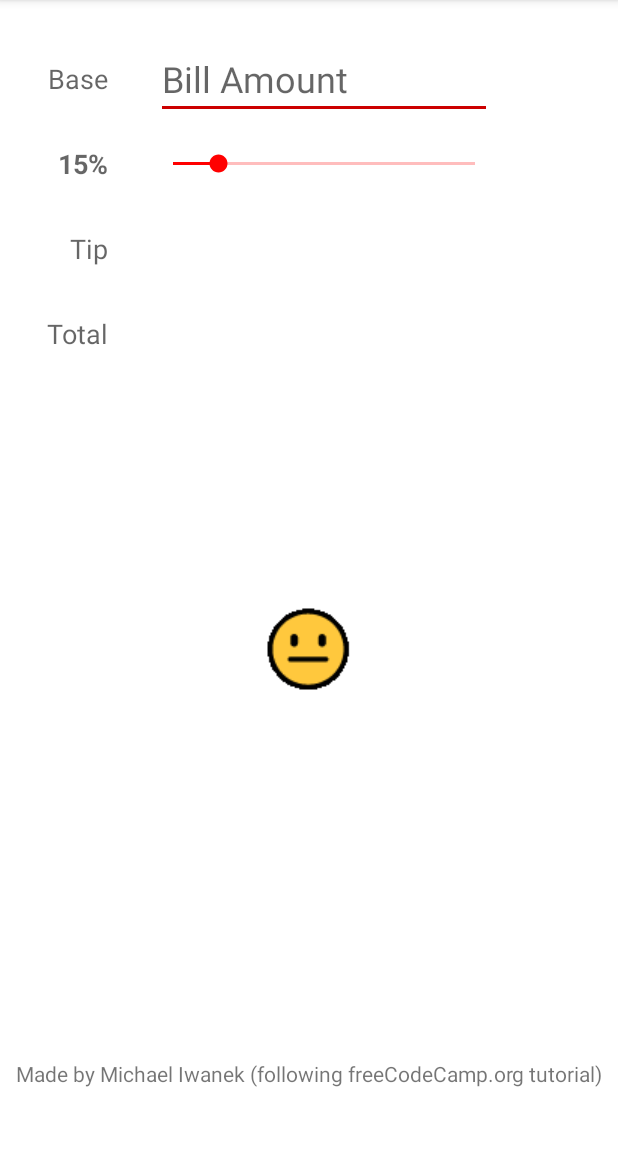
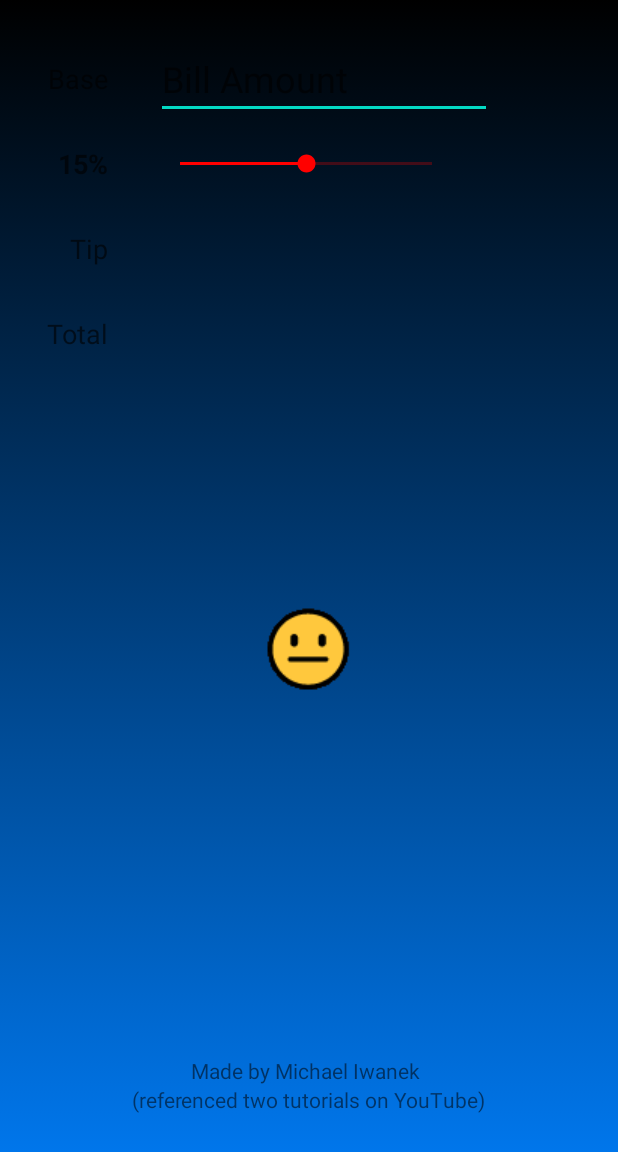
Before and after one commit to Mike11199/The-Big-Tipper, an Android app: the screen it shows after launch (MainActivity), on a phone screen of 412 x 824 dp, the part 84-1236 px from its top. Run offline under Robolectric (Android 15) with nearby library versions, the light colour scheme and no system bars.

Commit message:
Resetted to previous commit as changes (animated background) were crashing the app.

```diff
--- a/app/src/main/AndroidManifest.xml
+++ b/app/src/main/AndroidManifest.xml
@@ -11,6 +11,7 @@
         android:theme="@style/Theme.TheBigTipper">
         <activity
             android:name=".MainActivity"
+
             android:windowSoftInputMode="stateAlwaysHidden"
             android:exported="true">
             <intent-filter>
--- /dev/null
+++ b/app/src/main/res/drawable/background_1.xml
@@ -0,0 +1,14 @@
+<?xml version="1.0" encoding="utf-8"?>
+<selector xmlns:android="http://schemas.android.com/apk/res/android">
+    <item>
+        <shape>
+            <gradient
+                android:angle="20"
+                android:startColor="#000000"
+                android:endColor="#0076EB">
+
+
+            </gradient>
+        </shape>
+    </item>
+</selector>
--- /dev/null
+++ b/app/src/main/res/drawable/background_2.xml
@@ -0,0 +1,14 @@
+<?xml version="1.0" encoding="utf-8"?>
+<selector xmlns:android="http://schemas.android.com/apk/res/android">
+    <item>
+        <shape>
+            <gradient
+                android:angle="315"
+                android:startColor="#1d3557"
+                android:endColor="#e639">
+
+
+        </gradient>
+    </shape>
+</item>
+</selector>
--- /dev/null
+++ b/app/src/main/res/drawable/gradient_list.xml
@@ -0,0 +1,11 @@
+<?xml version="1.0" encoding="utf-8"?>
+<animation-list xmlns:android="http://schemas.android.com/apk/res/android">
+    <item
+        android:drawable="@drawable/background_1"
+        android:duration="5000"/>
+
+    <item
+        android:drawable="@drawable/background_2"
+        android:duration="5000"/>
+
+</animation-list>
--- a/app/src/main/res/layout/activity_main.xml
+++ b/app/src/main/res/layout/activity_main.xml
@@ -4,7 +4,13 @@
     xmlns:tools="http://schemas.android.com/tools"
     android:layout_width="match_parent"
     android:layout_height="match_parent"
-    tools:context=".MainActivity">
+    tools:context=".MainActivity"
+    android:background="@drawable/gradient_list"
+    android:id="@+id/mainLayout"
+    >
+    <!--    These two tags android background and android id set the background as the gradient list from res drawable-->
+
+
 
 
     <!--    views on the left side-->
@@ -59,8 +65,6 @@
         android:layout_marginStart="32dp"
         android:ems="8"
         android:hint="Bill Amount"
-        android:backgroundTint="@android:color/holo_red_dark"
-
         android:inputType="numberDecimal"
         android:textSize="24sp"
         app:layout_constraintBottom_toBottomOf="@+id/Base_Label"
@@ -69,11 +73,10 @@
 
     <SeekBar
         android:id="@+id/Tip_Seek_Bar"
-        android:layout_width="233dp"
-        android:layout_height="26dp"
-        android:max="100"
+        android:layout_width="200dp"
+        android:layout_height="wrap_content"
+        android:max="30"
         app:layout_constraintBottom_toBottomOf="@+id/Percent_Label"
-        app:layout_constraintEnd_toEndOf="@+id/Base_Amount"
         app:layout_constraintStart_toStartOf="@+id/Base_Amount"
         app:layout_constraintTop_toTopOf="@+id/Percent_Label" />
 
@@ -100,11 +103,22 @@
     <TextView
         android:id="@+id/tvFooter"
         android:layout_width="wrap_content"
-        android:layout_height="30dp"
-        android:layout_marginBottom="32dp"
-        android:text="Made by Michael Iwanek (following freeCodeCamp.org tutorial)"
+        android:layout_height="wrap_content"
+        android:text="Made by Michael Iwanek "
+        app:layout_constraintBottom_toTopOf="@+id/tvFooter2"
+        app:layout_constraintEnd_toEndOf="parent"
+        app:layout_constraintHorizontal_bias="0.498"
+        app:layout_constraintStart_toStartOf="parent" />
+
+    <TextView
+        android:id="@+id/tvFooter2"
+        android:layout_width="wrap_content"
+        android:layout_height="wrap_content"
+        android:layout_marginBottom="25dp"
+        android:text="(referenced two tutorials on YouTube)"
         app:layout_constraintBottom_toBottomOf="parent"
         app:layout_constraintEnd_toEndOf="parent"
+        app:layout_constraintHorizontal_bias="0.498"
         app:layout_constraintStart_toStartOf="parent" />
 
     <ImageView
--- a/app/src/main/res/values-night/themes.xml
+++ b/app/src/main/res/values-night/themes.xml
@@ -6,9 +6,9 @@
         <item name="colorPrimaryVariant">@color/purple_700</item>
         <item name="colorOnPrimary">@color/black</item>
         <!-- Secondary brand color. -->
-        <item name="colorSecondary">@color/Dark_Purple</item>
-        <item name="colorSecondaryVariant">@color/Dark_Purple</item>
-        <item name="colorOnSecondary">@color/Dark_Purple</item>
+        <item name="colorSecondary">@color/teal_200</item>
+        <item name="colorSecondaryVariant">@color/teal_200</item>
+        <item name="colorOnSecondary">@color/black</item>
         <!-- Status bar color. -->
         <item name="android:statusBarColor" tools:targetApi="l">?attr/colorPrimaryVariant</item>
         <!-- Customize your theme here. -->
--- a/app/src/main/res/values/colors.xml
+++ b/app/src/main/res/values/colors.xml
@@ -7,6 +7,5 @@
     <color name="teal_700">#FF018786</color>
     <color name="black">#FF000000</color>
     <color name="white">#FFFFFFFF</color>
-    <color name="Dark_Purple">#800080</color>
 
 </resources>
```
Also changed, not shown: app/src/main/res/drawable/happy_face.png (added), app/src/main/res/drawable/mad.png (added), app/src/main/res/drawable/neutral.png (added), 1 other file.
